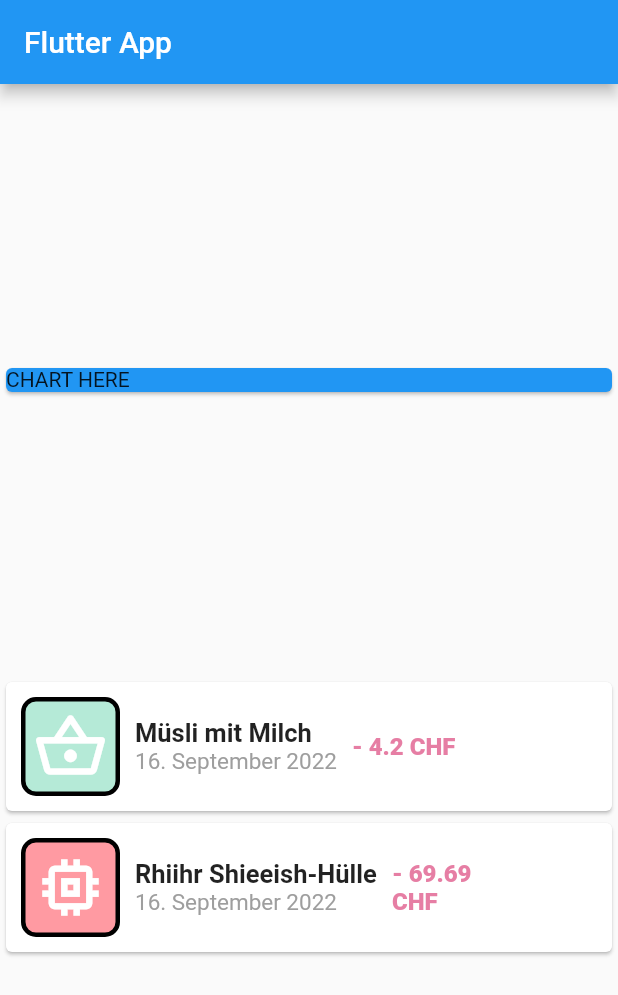
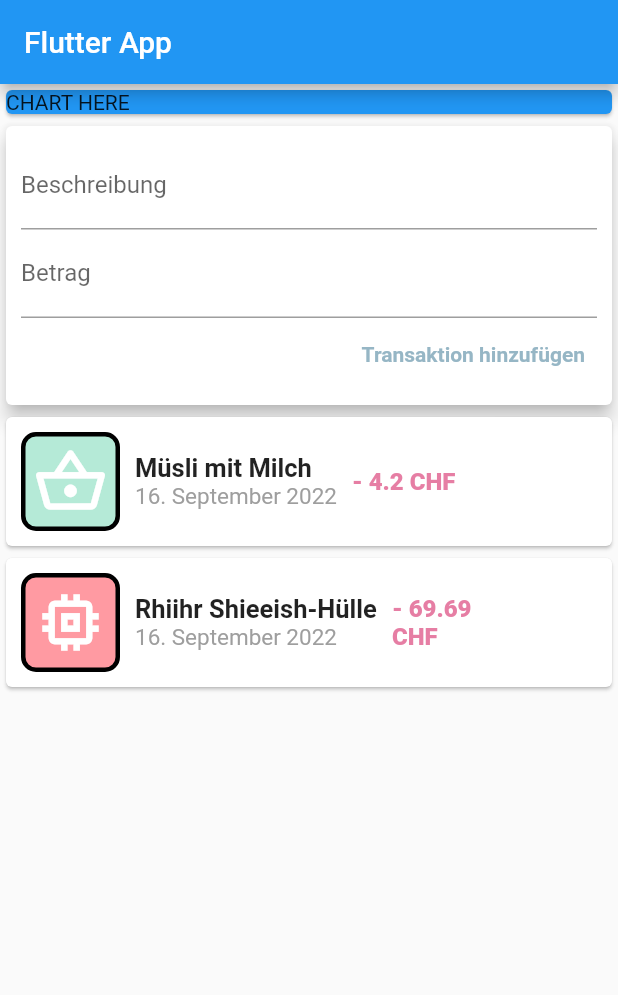
Before and after one commit to Totemi1324/personal_expenses, a Flutter app: the screen it shows after launch, on a phone screen of 412 x 824 dp. Shown: the top 995 px of the screen. Run offline on Flutter 3.47's test engine with Material 2 defaults, Android fonts, the phone set to English and light mode, and no system bars.

Commit message:
Add first draft of input form

```diff
--- a/lib/main.dart
+++ b/lib/main.dart
@@ -64,12 +64,45 @@ class MyHomePage extends StatelessWidget {
         title: const Text("Flutter App"),
       ),
       body: Column(
-        mainAxisAlignment: MainAxisAlignment.spaceEvenly,
         crossAxisAlignment: CrossAxisAlignment.stretch,
         children: [
           const Card(
             color: Colors.blue,
             child: Text("CHART HERE"),
+          ),
+          Card(
+            elevation: 5,
+            child: Container(
+              padding: EdgeInsets.all(10),
+              child: Column(
+                crossAxisAlignment: CrossAxisAlignment.end,
+                children: [
+                  const TextField(
+                    decoration: InputDecoration(
+                      labelText: 'Beschreibung',
+                    ),
+                  ),
+                  const TextField(
+                    decoration: InputDecoration(
+                      labelText: 'Betrag',
+                    ),
+                  ),
+                  TextButton(
+                    onPressed: () {},
+                    style: ButtonStyle(
+                      foregroundColor: MaterialStateProperty.all(
+                          const Color.fromARGB(255, 150, 182, 197)),
+                    ),
+                    child: const Text(
+                      'Transaktion hinzufügen',
+                      style: TextStyle(
+                        fontWeight: FontWeight.w700,
+                      ),
+                    ),
+                  )
+                ],
+              ),
+            ),
           ),
           Column(
             children: transaction
```
